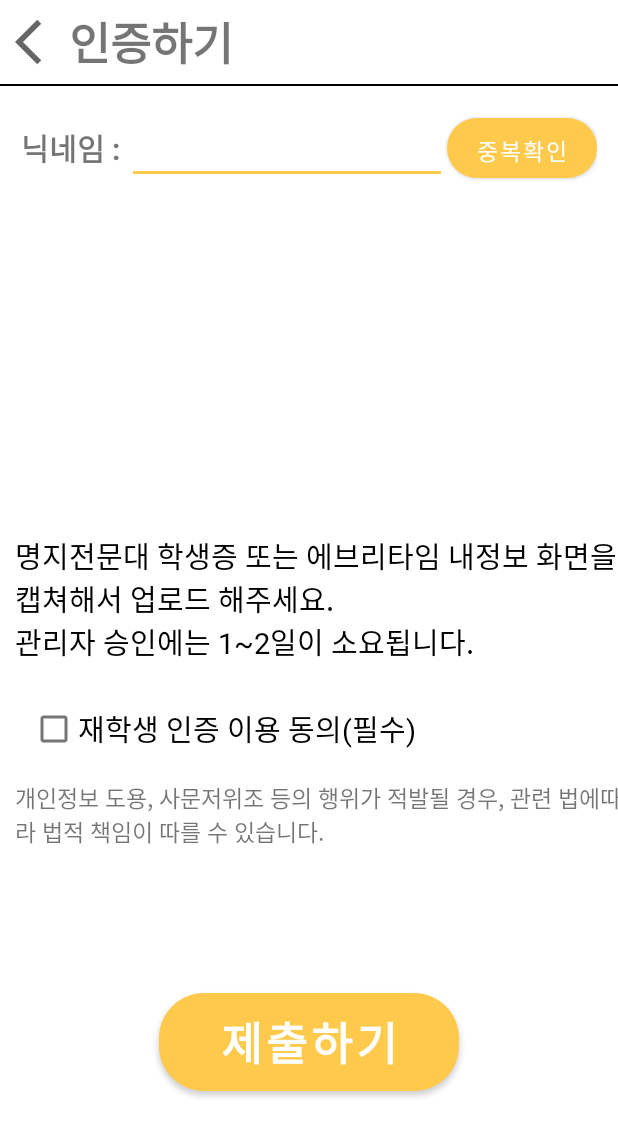
After one commit to changkiyun/ProjectPickALunch, an Android app: the UserInformationConfirm screen opened directly, with no data from a screen before it, on a phone screen of 412 x 824 dp. The commit adds this screen. Shown: the top 1137 px of the screen. Run offline under Robolectric (Android 15) with nearby library versions, the phone set to English and light mode, and no system bars.

Commit message:
유저정보 화면연결

```diff
--- a/app/src/main/AndroidManifest.xml
+++ b/app/src/main/AndroidManifest.xml
@@ -18,7 +18,12 @@
                 <category android:name="android.intent.category.LAUNCHER" />
             </intent-filter>
         </activity>
+
         <activity android:name=".restorant_info.Sickdang_Jeongbo"/>
+
+        <activity android:name=".user_information.UserInformationAfterConfirm"/>
+        <activity android:name=".user_information.UserInformationBeforeConfirm"/>
+        <activity android:name=".user_information.UserInformationConfirm"/>
     </application>
 
 </manifest>
--- a/app/src/main/java/com/example/projectpickalunch/rating_row_item.java
+++ /dev/null
@@ -1,4 +0,0 @@
-package com.example.projectpickalunch;
-
-public class rating_row_item {
-}
--- /dev/null
+++ b/app/src/main/java/com/example/projectpickalunch/restorant_info/rating_row_item.java
@@ -0,0 +1,4 @@
+package com.example.projectpickalunch.restorant_info;
+
+public class rating_row_item {
+}
--- /dev/null
+++ b/app/src/main/java/com/example/projectpickalunch/user_information/UserInformationConfirm.java
@@ -0,0 +1,28 @@
+package com.example.projectpickalunch.user_information;
+
+import android.os.Bundle;
+import android.view.View;
+import android.widget.ImageButton;
+
+import androidx.appcompat.app.AppCompatActivity;
+
+import com.example.projectpickalunch.R;
+
+public class UserInformationConfirm extends AppCompatActivity {
+    ImageButton userInfoReturnButton;
+
+    @Override
+    protected void onCreate(Bundle savedInstanceState) {
+        super.onCreate(savedInstanceState);
+        setContentView(R.layout.user_information_confirm);
+
+        userInfoReturnButton = (ImageButton) findViewById(R.id.userInfoReturnButton);
+        userInfoReturnButton.setOnClickListener(new View.OnClickListener() {
+            @Override
+            public void onClick(View view) {
+                finish();
+            }
+        });
+
+    }
+}
--- /dev/null
+++ b/app/src/main/res/drawable/button_round_hard.xml
@@ -0,0 +1,9 @@
+<?xml version="1.0" encoding="utf-8"?>
+<shape xmlns:android="http://schemas.android.com/apk/res/android">
+    <solid android:color="#FFC94C"/>
+    <corners
+        android:topLeftRadius="30dp"
+        android:topRightRadius="30dp"
+        android:bottomLeftRadius="30dp"
+        android:bottomRightRadius="30dp"/>
+</shape>
--- a/app/src/main/res/layout/activity_main.xml
+++ b/app/src/main/res/layout/activity_main.xml
@@ -32,19 +32,19 @@
 
         <!--검색버튼-->
         <ImageButton
-            android:id="@+id/imageButton"
+            android:id="@+id/serchButton"
             android:layout_width="wrap_content"
             android:layout_height="wrap_content"
 
             android:backgroundTint="@color/white"
             android:src="@drawable/search"
 
-            app:layout_constraintEnd_toStartOf="@+id/imageButton4"
+            app:layout_constraintEnd_toStartOf="@+id/userInfoButton"
             app:layout_constraintTop_toTopOf="parent" />
 
         <!--내 정보 버튼-->
         <ImageButton
-            android:id="@+id/imageButton4"
+            android:id="@+id/userInfoButton"
             android:layout_width="wrap_content"
             android:layout_height="wrap_content"
 
--- /dev/null
+++ b/app/src/main/res/layout/user_information_confirm.xml
@@ -0,0 +1,165 @@
+<?xml version="1.0" encoding="utf-8"?>
+<androidx.constraintlayout.widget.ConstraintLayout xmlns:android="http://schemas.android.com/apk/res/android"
+    xmlns:app="http://schemas.android.com/apk/res-auto"
+    xmlns:tools="http://schemas.android.com/tools"
+    android:layout_width="match_parent"
+    android:layout_height="match_parent"
+    tools:context=".Main.MainActivity">
+
+    <!--타이틀바-->
+    <androidx.constraintlayout.widget.ConstraintLayout
+        android:id="@+id/title_constraint"
+        android:layout_width="match_parent"
+        android:layout_height="wrap_content"
+
+        app:layout_constraintStart_toStartOf="parent"
+        app:layout_constraintTop_toTopOf="parent">
+
+        <!--뒤로가기버튼-->
+        <ImageButton
+            android:id="@+id/userInfoReturnButton"
+            android:layout_width="wrap_content"
+            android:layout_height="wrap_content"
+            android:layout_margin="10sp"
+
+            android:background="@color/white"
+            android:src="@drawable/return_button"
+
+            app:layout_constraintBottom_toBottomOf="parent"
+            app:layout_constraintLeft_toLeftOf="parent"
+            app:layout_constraintTop_toTopOf="parent" />
+
+        <!--상단바-->
+        <TextView
+            android:id="@+id/textView"
+            android:layout_width="wrap_content"
+            android:layout_height="wrap_content"
+
+            android:text="인증하기"
+            android:textSize="30sp"
+            android:textStyle="bold"
+
+            app:layout_constraintBottom_toBottomOf="parent"
+            app:layout_constraintStart_toEndOf="@+id/userInfoReturnButton"
+            app:layout_constraintTop_toTopOf="parent" />
+
+
+    </androidx.constraintlayout.widget.ConstraintLayout>
+
+    <!--타이틀바 구분선-->
+    <View
+        android:id="@+id/title_line"
+        android:layout_width="wrap_content"
+        android:layout_height="1dp"
+
+        android:background="@color/black"
+        app:layout_constraintLeft_toLeftOf="parent"
+
+        app:layout_constraintTop_toBottomOf="@id/title_constraint" />
+
+    <LinearLayout
+        android:id="@+id/userNickname"
+        android:layout_width="wrap_content"
+        android:layout_height="wrap_content"
+        android:layout_marginTop="20sp"
+        android:orientation="horizontal"
+
+        app:layout_constraintLeft_toLeftOf="parent"
+        app:layout_constraintRight_toRightOf="parent"
+        app:layout_constraintTop_toBottomOf="@+id/title_line">
+
+        <TextView
+            android:layout_width="wrap_content"
+            android:layout_height="wrap_content"
+
+            android:text="닉네임 : "
+            android:textSize="20sp"
+            android:textStyle="bold" />
+
+        <EditText
+            android:layout_width="wrap_content"
+            android:layout_height="wrap_content"
+            android:ems="10" />
+
+        <Button
+            android:layout_width="100sp"
+            android:layout_height="40sp"
+
+
+            android:background="@drawable/button_round_hard"
+            android:text="중복확인"
+            android:textColor="@color/white"
+            android:textSize="15sp" />
+
+
+    </LinearLayout>
+
+    <androidx.constraintlayout.widget.Guideline
+        android:id="@+id/imageUploadGuideline"
+        android:layout_width="wrap_content"
+        android:layout_height="wrap_content"
+        android:orientation="horizontal"
+        app:layout_constraintGuide_begin="356dp" />
+
+    <TextView
+        android:id="@+id/userConfirmMessage"
+        android:layout_width="wrap_content"
+        android:layout_height="wrap_content"
+        android:layout_marginLeft="10sp"
+
+        android:text="명지전문대 학생증 또는 에브리타임 내정보 화면을 캡쳐해서 업로드 해주세요. \n관리자 승인에는 1~2일이 소요됩니다."
+        android:textSize="19sp"
+        android:textColor="@color/black"
+
+        app:layout_constraintTop_toBottomOf="@id/imageUploadGuideline"
+        app:layout_constraintLeft_toLeftOf="parent"
+        />
+
+    <CheckBox
+        android:id="@+id/confirmAgreeCheckbox"
+        android:layout_width="wrap_content"
+        android:layout_height="wrap_content"
+        android:layout_marginTop="20sp"
+        android:layout_marginLeft="20sp"
+
+        android:text="재학생 인증 이용 동의(필수)"
+        android:textSize="19sp"
+
+        app:layout_constraintStart_toStartOf="parent"
+        app:layout_constraintTop_toBottomOf="@id/userConfirmMessage" />
+
+    <TextView
+        android:id="@+id/userConfirmWarningMessage"
+        android:layout_width="wrap_content"
+        android:layout_height="wrap_content"
+        android:layout_marginTop="10sp"
+        android:layout_marginLeft="10sp"
+
+        android:text="개인정보 도용, 사문저위조 등의 행위가 적발될 경우, 관련 법에따라 법적 책임이 따를 수 있습니다."
+        android:textSize="15sp"
+
+        app:layout_constraintTop_toBottomOf="@id/confirmAgreeCheckbox"
+        app:layout_constraintLeft_toLeftOf="parent"
+        />
+
+    <Button
+        android:layout_width="200sp"
+        android:layout_height="wrap_content"
+
+        android:text="제출하기"
+        android:textColor="@color/white"
+        android:textSize="30sp"
+        android:textStyle="bold"
+        android:background="@drawable/button_round_hard"
+
+
+        app:layout_constraintBottom_toBottomOf="parent"
+        app:layout_constraintEnd_toEndOf="parent"
+        app:layout_constraintStart_toStartOf="parent"
+        app:layout_constraintTop_toBottomOf="@+id/userConfirmWarningMessage" />
+
+
+
+
+
+</androidx.constraintlayout.widget.ConstraintLayout>
--- a/app/src/main/res/values/themes.xml
+++ b/app/src/main/res/values/themes.xml
@@ -3,12 +3,12 @@
     <style name="Theme.ProjectPickALunch" parent="Theme.MaterialComponents.DayNight.DarkActionBar">
 
         <!--메인 컬러-->
-        <item name="colorPrimary">#FFC94C</item>
+        <item name="colorPrimary">@color/mainColor</item>
         <item name="colorPrimaryVariant">#00FFFFFF</item>
         <item name="colorOnPrimary">#000000</item>
 
         <!-- Secondary brand color. -->
-        <item name="colorSecondary">@color/teal_200</item>
+        <item name="colorSecondary">@color/mainColor</item>
         <item name="colorSecondaryVariant">@color/teal_700</item>
         <item name="colorOnSecondary">@color/black</item>
         <!-- Status bar color. -->
```
Also changed, not shown: app/src/main/java/com/example/projectpickalunch/Main/MainActivity.java (+24 -2 lines), app/src/main/java/com/example/projectpickalunch/user_information/UserInformationAfterConfirm.java (added, +29 -0 lines), app/src/main/java/com/example/projectpickalunch/user_information/UserInformationBeforeConfirm.java (added, +42 -0 lines), app/src/main/res/layout/menu_picker.xml (added, +84 -0 lines), app/src/main/res/layout/user_information_after_confirm.xml (added, +123 -0 lines), app/src/main/res/layout/user_information_before_confirm.xml (added, +102 -0 lines), app/src/main/res/drawable/profile_image.png (added).
